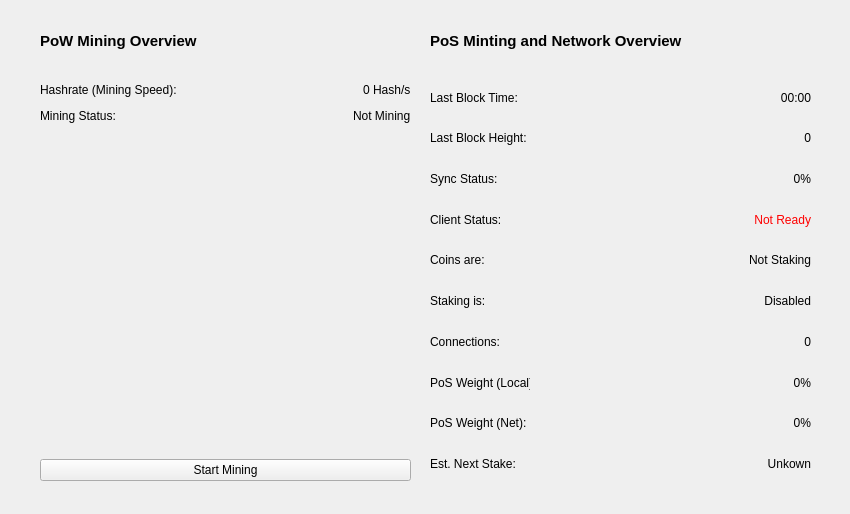
Above: src/qt/forms/miningpage.ui from ajeef/Rubix before the change. Below: the same form after it.
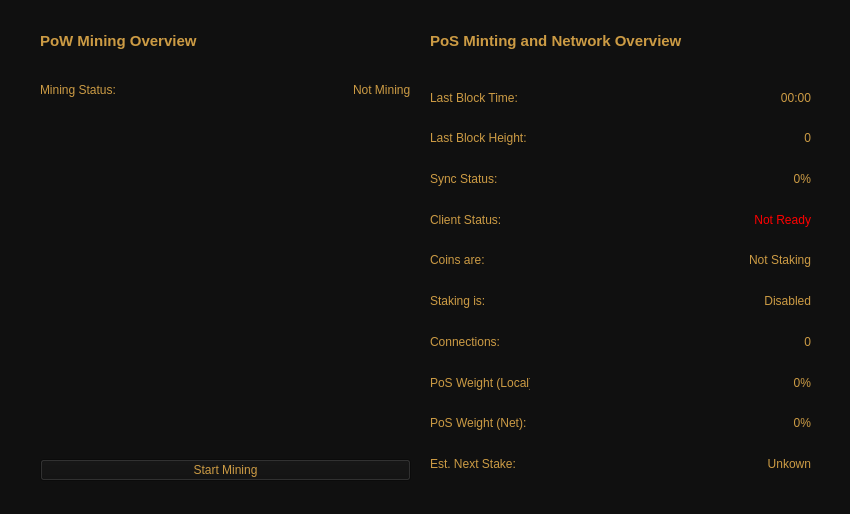
That is the form after the change.

```diff
--- a/src/qt/forms/miningpage.ui
+++ b/src/qt/forms/miningpage.ui
@@ -34,6 +34,10 @@
   <property name="windowTitle">
    <string>Form</string>
   </property>
+  <property name="styleSheet">
+   <string notr="true">color: rgb(204, 155, 68);
+background-color: rgb(16, 16, 16);</string>
+  </property>
   <widget class="QWidget" name="layoutWidget">
    <property name="geometry">
     <rect>
@@ -332,41 +336,6 @@
     </rect>
    </property>
    <layout class="QVBoxLayout" name="verticalLayout">
-    <item>
-     <layout class="QHBoxLayout" name="horizontalLayout_2">
-      <item>
-       <layout class="QHBoxLayout" name="horizontalLayout">
-        <item>
-         <widget class="QLabel" name="label">
-          <property name="text">
-           <string>Hashrate (Mining Speed):</string>
-          </property>
-         </widget>
-        </item>
-        <item>
-         <spacer name="horizontalSpacer">
-          <property name="orientation">
-           <enum>Qt::Horizontal</enum>
-          </property>
-          <property name="sizeHint" stdset="0">
-           <size>
-            <width>40</width>
-            <height>20</height>
-           </size>
-          </property>
-         </spacer>
-        </item>
-        <item>
-         <widget class="QLabel" name="hashs">
-          <property name="text">
-           <string>0 Hash/s</string>
-          </property>
-         </widget>
-        </item>
-       </layout>
-      </item>
-     </layout>
-    </item>
     <item>
      <layout class="QHBoxLayout" name="horizontalLayout_3">
       <item>
```
